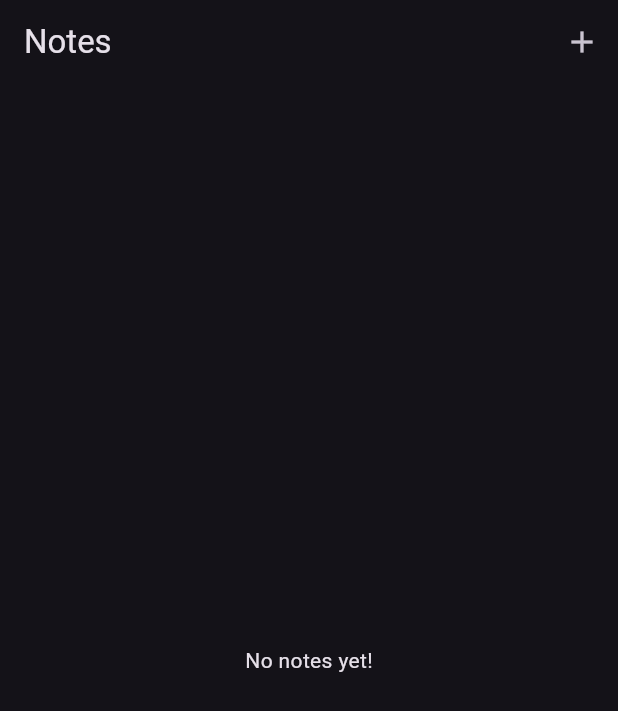
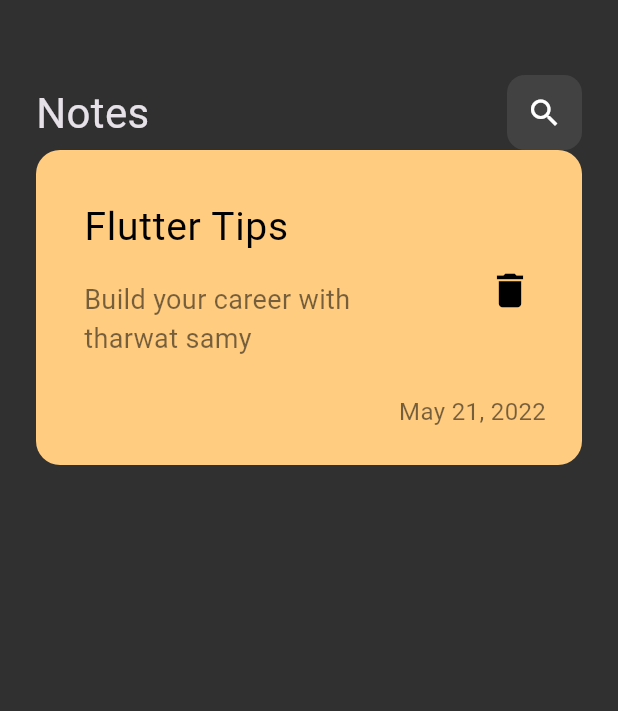
Before and after one commit to Omar59687/notes_app, a Flutter app: the screen it shows after launch, on a phone screen of 412 x 824 dp. Shown: the top 711 px of the screen. Run offline on Flutter 3.47's test engine with Material 3 defaults, Android fonts, the phone set to English and light mode, and no system bars.

Commit message:
create custom note item

```diff
--- a/lib/main.dart
+++ b/lib/main.dart
@@ -12,7 +12,11 @@ class MyApp extends StatelessWidget {
   Widget build(BuildContext context) {
     return MaterialApp(
       debugShowCheckedModeBanner: false,
-      theme: ThemeData(brightness: Brightness.dark),
+      theme: ThemeData(
+        brightness: Brightness.dark,
+        scaffoldBackgroundColor:
+            Colors.grey[850], // or any other color you prefer
+      ),
       home: NotesView(),
     );
   }
--- a/lib/views/notes_view.dart
+++ b/lib/views/notes_view.dart
@@ -1,4 +1,5 @@
 import 'package:flutter/material.dart';
+import 'package:note_app2/views/widgets/notes_view_body.dart';
 
 class NotesView extends StatelessWidget {
   const NotesView({super.key});
@@ -6,20 +7,7 @@ class NotesView extends StatelessWidget {
   @override
   Widget build(BuildContext context) {
     return Scaffold(
-      appBar: AppBar(
-        title: const Text('Notes'),
-        actions: [
-          IconButton(
-            icon: const Icon(Icons.add),
-            onPressed: () {
-              // Add your action here
-            },
-          ),
-        ],
-      ),
-      body: const Center(
-        child: Text('No notes yet!'),
-      ),
+      body: NotesViewBody(),
     );
   }
 }
--- /dev/null
+++ b/lib/views/widgets/custom_app_bar.dart
@@ -0,0 +1,22 @@
+import 'package:flutter/material.dart';
+import 'package:note_app2/views/widgets/custom_icon.dart';
+
+class CustomAppBar extends StatelessWidget {
+  const CustomAppBar({super.key});
+
+  @override
+  Widget build(BuildContext context) {
+    return const Row(
+      children: [
+        Text(
+          'Notes',
+          style: TextStyle(
+            fontSize: 28,
+          ),
+        ),
+        Spacer(),
+        CustomSearchIcon(),
+      ],
+    );
+  }
+}
--- /dev/null
+++ b/lib/views/widgets/custom_icon.dart
@@ -0,0 +1,21 @@
+import 'package:flutter/material.dart';
+
+class CustomSearchIcon extends StatelessWidget {
+  const CustomSearchIcon({super.key});
+
+  @override
+  Widget build(BuildContext context) {
+    return Container(
+      height: 50,
+      width: 50,
+      decoration: BoxDecoration(
+        color: Colors.grey.shade800,
+        borderRadius: BorderRadius.circular(12),
+      ),
+      child: const Icon(
+        Icons.search,
+        color: Colors.white,
+      ),
+    );
+  }
+}
--- /dev/null
+++ b/lib/views/widgets/custom_note_item.dart
@@ -0,0 +1,46 @@
+import 'package:flutter/material.dart';
+
+class NoteItem extends StatelessWidget {
+  const NoteItem({super.key});
+
+  @override
+  Widget build(BuildContext context) {
+    return Container(
+        padding: const EdgeInsets.only(
+          top: 24,
+          bottom: 24,
+          left: 16,
+        ),
+        decoration: BoxDecoration(
+          color: Color(0xffFFCC80),
+          borderRadius: BorderRadius.circular(16),
+        ),
+        child: Column(
+          crossAxisAlignment: CrossAxisAlignment.end,
+          children: [
+            ListTile(
+              title: Text("Flutter Tips",
+                  style: TextStyle(color: Colors.black, fontSize: 26)),
+              subtitle: Padding(
+                padding: const EdgeInsets.only(top: 16, bottom: 16),
+                child: Text("Build your career with tharwat samy",
+                    style: TextStyle(color: Colors.black54, fontSize: 18)),
+              ),
+              trailing: IconButton(
+                onPressed: () {},
+                icon: Icon(
+                  Icons.delete,
+                  color: Colors.black,
+                  size: 30,
+                ),
+              ),
+            ),
+            Padding(
+              padding: const EdgeInsets.only(right: 24),
+              child: Text('May 21, 2022',
+                  style: TextStyle(color: Colors.black54, fontSize: 16)),
+            ),
+          ],
+        ));
+  }
+}
--- /dev/null
+++ b/lib/views/widgets/notes_view_body.dart
@@ -0,0 +1,24 @@
+import 'package:flutter/material.dart';
+import 'package:note_app2/views/widgets/custom_app_bar.dart';
+import 'package:note_app2/views/widgets/custom_app_bar.dart';
+import 'package:note_app2/views/widgets/custom_note_item.dart';
+
+class NotesViewBody extends StatelessWidget {
+  const NotesViewBody({super.key});
+
+  @override
+  Widget build(BuildContext context) {
+    return Padding(
+      padding: const EdgeInsets.symmetric(horizontal: 24),
+      child: Column(
+        children: const [
+          SizedBox(
+            height: 50,
+          ),
+          CustomAppBar(),
+          NoteItem(),
+        ],
+      ),
+    );
+  }
+}
```
